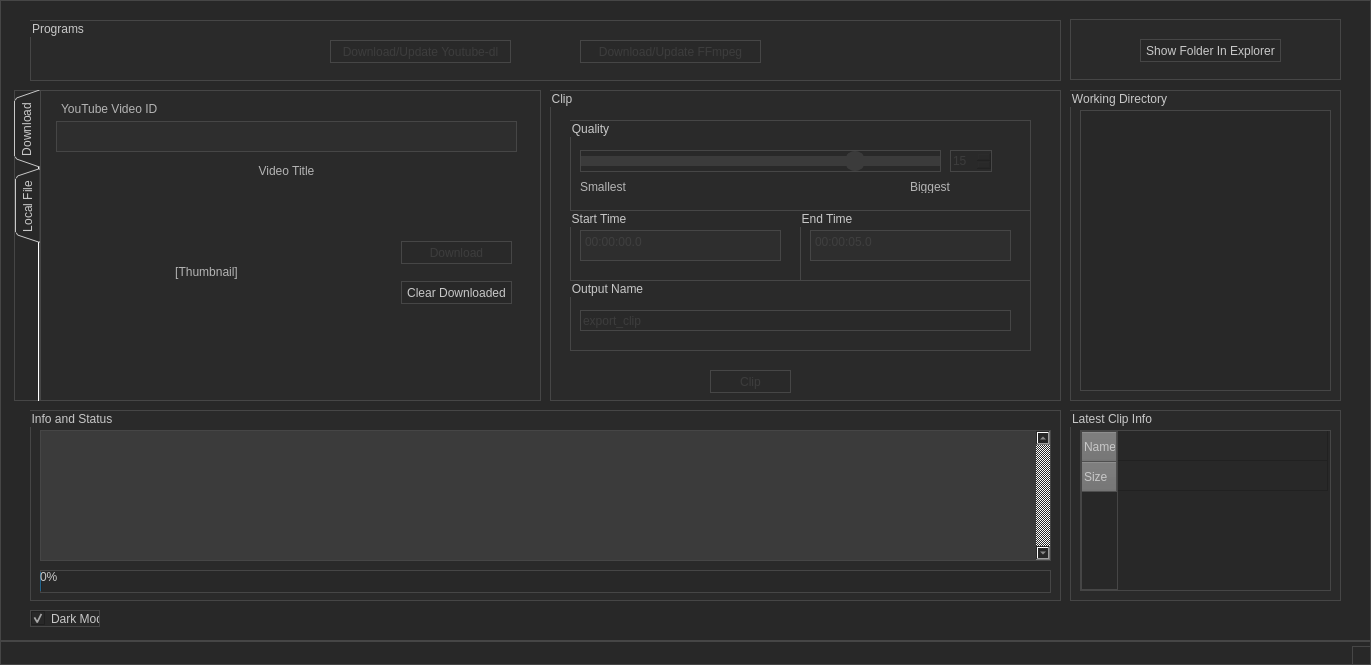
Above: Download_and_Clip.ui from Chrscool8/ClipEZ-aka-Download-and-Clip before the change. Below: the same form after it.
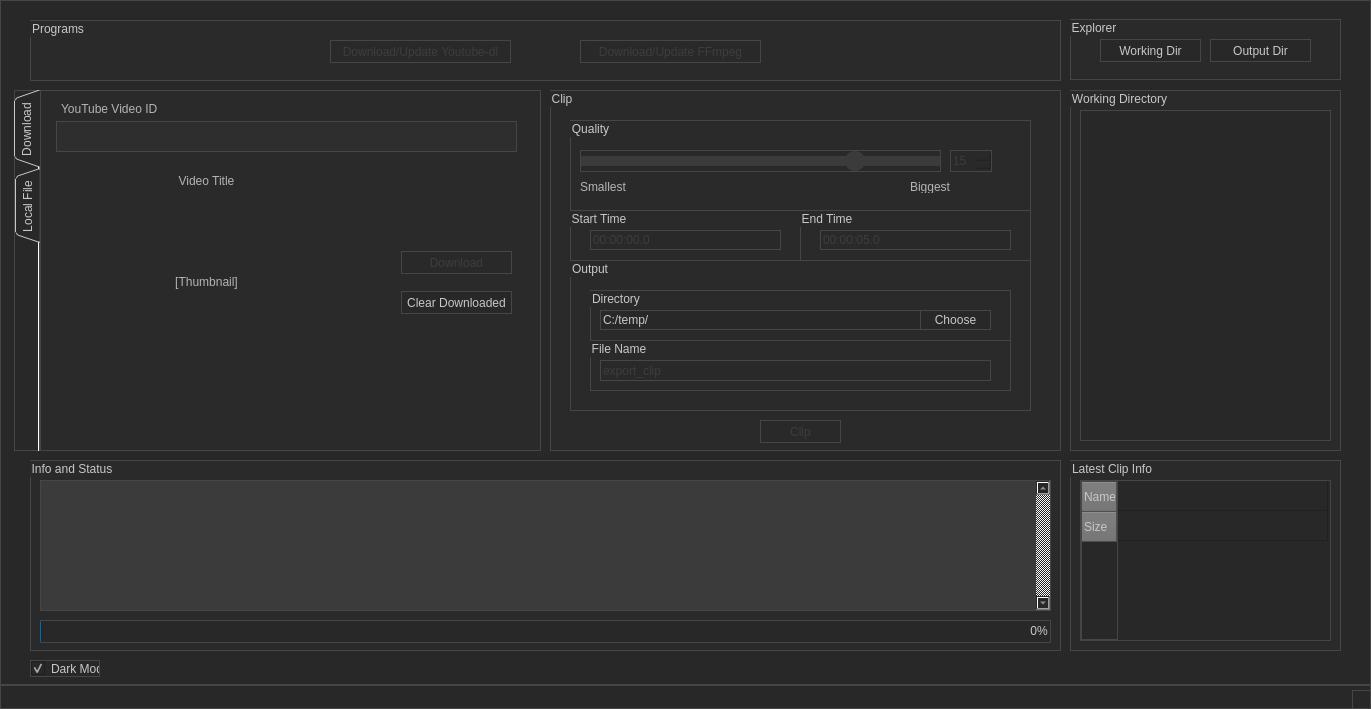
That is the form after the change.

```diff
--- a/Download_and_Clip.ui
+++ b/Download_and_Clip.ui
@@ -10,7 +10,7 @@
     <x>0</x>
     <y>0</y>
     <width>1371</width>
-    <height>665</height>
+    <height>709</height>
    </rect>
   </property>
   <property name="sizePolicy">
@@ -144,7 +144,7 @@
       <x>550</x>
       <y>90</y>
       <width>511</width>
-      <height>311</height>
+      <height>361</height>
      </rect>
     </property>
     <property name="title">
@@ -156,8 +156,8 @@
      </property>
      <property name="geometry">
       <rect>
-       <x>160</x>
-       <y>280</y>
+       <x>210</x>
+       <y>330</y>
        <width>81</width>
        <height>23</height>
       </rect>
@@ -261,38 +261,26 @@
        <x>20</x>
        <y>120</y>
        <width>231</width>
-       <height>71</height>
+       <height>51</height>
       </rect>
      </property>
      <property name="title">
       <string>Start Time</string>
      </property>
-     <widget class="QPlainTextEdit" name="textedit_starttime">
+     <widget class="QLineEdit" name="lineedit_starttime">
       <property name="enabled">
        <bool>false</bool>
       </property>
       <property name="geometry">
        <rect>
-        <x>10</x>
+        <x>20</x>
         <y>20</y>
-        <width>201</width>
-        <height>31</height>
+        <width>191</width>
+        <height>20</height>
        </rect>
       </property>
-      <property name="toolTip">
-       <string extracomment="00:00:00:00.0"/>
-      </property>
-      <property name="inputMethodHints">
-       <set>Qt::ImhNone</set>
-      </property>
-      <property name="lineWrapMode">
-       <enum>QPlainTextEdit::NoWrap</enum>
-      </property>
-      <property name="plainText">
-       <string extracomment="00:00:00:00.0">00:00:00.0</string>
-      </property>
-      <property name="placeholderText">
-       <string extracomment="00:00:00:00.0"/>
+      <property name="text">
+       <string>00:00:00.0</string>
       </property>
      </widget>
     </widget>
@@ -302,62 +290,114 @@
        <x>250</x>
        <y>120</y>
        <width>231</width>
-       <height>71</height>
+       <height>51</height>
       </rect>
      </property>
      <property name="title">
       <string>End Time</string>
      </property>
-     <widget class="QPlainTextEdit" name="textedit_endtime">
+     <widget class="QLineEdit" name="lineedit_endtime">
       <property name="enabled">
        <bool>false</bool>
       </property>
       <property name="geometry">
        <rect>
-        <x>10</x>
+        <x>20</x>
         <y>20</y>
-        <width>201</width>
-        <height>31</height>
+        <width>191</width>
+        <height>20</height>
        </rect>
       </property>
-      <property name="inputMethodHints">
-       <set>Qt::ImhNone</set>
-      </property>
-      <property name="plainText">
+      <property name="text">
        <string>00:00:05.0</string>
       </property>
-      <property name="placeholderText">
-       <string/>
-      </property>
      </widget>
     </widget>
     <widget class="QGroupBox" name="groupBox_8">
      <property name="geometry">
       <rect>
        <x>20</x>
-       <y>190</y>
+       <y>170</y>
        <width>461</width>
-       <height>71</height>
+       <height>151</height>
       </rect>
      </property>
      <property name="title">
-      <string>Output Name</string>
+      <string>Output</string>
      </property>
-     <widget class="QLineEdit" name="lineedit_outputname">
-      <property name="enabled">
-       <bool>false</bool>
-      </property>
+     <widget class="QGroupBox" name="groupBox_13">
       <property name="geometry">
        <rect>
-        <x>10</x>
+        <x>20</x>
         <y>30</y>
-        <width>431</width>
-        <height>21</height>
+        <width>421</width>
+        <height>51</height>
        </rect>
       </property>
-      <property name="text">
-       <string>export_clip</string>
+      <property name="title">
+       <string>Directory</string>
       </property>
+      <widget class="QLineEdit" name="lineedit_directory">
+       <property name="enabled">
+        <bool>true</bool>
+       </property>
+       <property name="geometry">
+        <rect>
+         <x>10</x>
+         <y>20</y>
+         <width>321</width>
+         <height>20</height>
+        </rect>
+       </property>
+       <property name="text">
+        <string>C:/temp/</string>
+       </property>
+       <property name="readOnly">
+        <bool>true</bool>
+       </property>
+      </widget>
+      <widget class="QPushButton" name="button_choose_directory">
+       <property name="geometry">
+        <rect>
+         <x>330</x>
+         <y>20</y>
+         <width>71</width>
+         <height>20</height>
+        </rect>
+       </property>
+       <property name="text">
+        <string>Choose</string>
+       </property>
+      </widget>
+     </widget>
+     <widget class="QGroupBox" name="groupBox_14">
+      <property name="geometry">
+       <rect>
+        <x>20</x>
+        <y>80</y>
+        <width>421</width>
+        <height>51</height>
+       </rect>
+      </property>
+      <property name="title">
+       <string>File Name</string>
+      </property>
+      <widget class="QLineEdit" name="lineedit_outputname">
+       <property name="enabled">
+        <bool>false</bool>
+       </property>
+       <property name="geometry">
+        <rect>
+         <x>10</x>
+         <y>20</y>
+         <width>391</width>
+         <height>21</height>
+        </rect>
+       </property>
+       <property name="text">
+        <string>export_clip</string>
+       </property>
+      </widget>
      </widget>
     </widget>
    </widget>
@@ -365,7 +405,7 @@
     <property name="geometry">
      <rect>
       <x>30</x>
-      <y>410</y>
+      <y>460</y>
       <width>1031</width>
       <height>191</height>
      </rect>
@@ -408,6 +448,12 @@
      <property name="value">
       <number>0</number>
      </property>
+     <property name="alignment">
+      <set>Qt::AlignRight|Qt::AlignTrailing|Qt::AlignVCenter</set>
+     </property>
+     <property name="format">
+      <string>%p% </string>
+     </property>
     </widget>
    </widget>
    <widget class="QGroupBox" name="groupBox_4">
@@ -462,7 +508,7 @@
     <property name="geometry">
      <rect>
       <x>30</x>
-      <y>610</y>
+      <y>660</y>
       <width>70</width>
       <height>17</height>
      </rect>
@@ -478,7 +524,7 @@
     <property name="geometry">
      <rect>
       <x>1070</x>
-      <y>410</y>
+      <y>460</y>
       <width>271</width>
       <height>191</height>
      </rect>
@@ -573,7 +619,7 @@
       <x>1070</x>
       <y>90</y>
       <width>271</width>
-      <height>311</height>
+      <height>361</height>
      </rect>
     </property>
     <property name="title">
@@ -585,7 +631,7 @@
        <x>10</x>
        <y>20</y>
        <width>251</width>
-       <height>281</height>
+       <height>331</height>
       </rect>
      </property>
     </widget>
@@ -600,19 +646,32 @@
      </rect>
     </property>
     <property name="title">
-     <string/>
+     <string>Explorer</string>
     </property>
     <widget class="QPushButton" name="button_showfolder">
      <property name="geometry">
       <rect>
-       <x>70</x>
+       <x>30</x>
        <y>20</y>
-       <width>141</width>
+       <width>101</width>
        <height>23</height>
       </rect>
      </property>
      <property name="text">
-      <string>Show Folder In Explorer</string>
+      <string>Working Dir</string>
+     </property>
+    </widget>
+    <widget class="QPushButton" name="button_showoutput">
+     <property name="geometry">
+      <rect>
+       <x>140</x>
+       <y>20</y>
+       <width>101</width>
+       <height>23</height>
+      </rect>
+     </property>
+     <property name="text">
+      <string>Output Dir</string>
      </property>
     </widget>
    </widget>
@@ -625,7 +684,7 @@
       <x>14</x>
       <y>90</y>
       <width>527</width>
-      <height>311</height>
+      <height>361</height>
      </rect>
     </property>
     <property name="tabPosition">
@@ -659,7 +718,7 @@
         <x>-10</x>
         <y>-10</y>
         <width>521</width>
-        <height>331</height>
+        <height>381</height>
        </rect>
       </property>
       <property name="title">
@@ -704,7 +763,7 @@
        <property name="geometry">
         <rect>
          <x>370</x>
-         <y>160</y>
+         <y>170</y>
          <width>111</width>
          <height>23</height>
         </rect>
@@ -720,7 +779,7 @@
        <property name="geometry">
         <rect>
          <x>370</x>
-         <y>200</y>
+         <y>210</y>
          <width>111</width>
          <height>23</height>
         </rect>
@@ -735,7 +794,7 @@
          <x>30</x>
          <y>120</y>
          <width>291</width>
-         <height>141</height>
+         <height>161</height>
         </rect>
        </property>
        <property name="frameShape">
@@ -755,8 +814,8 @@
        <property name="geometry">
         <rect>
          <x>30</x>
-         <y>80</y>
-         <width>451</width>
+         <y>90</y>
+         <width>291</width>
          <height>20</height>
         </rect>
        </property>
```
Left out of the diff: 2 changed lines with no effect on the pictures.
